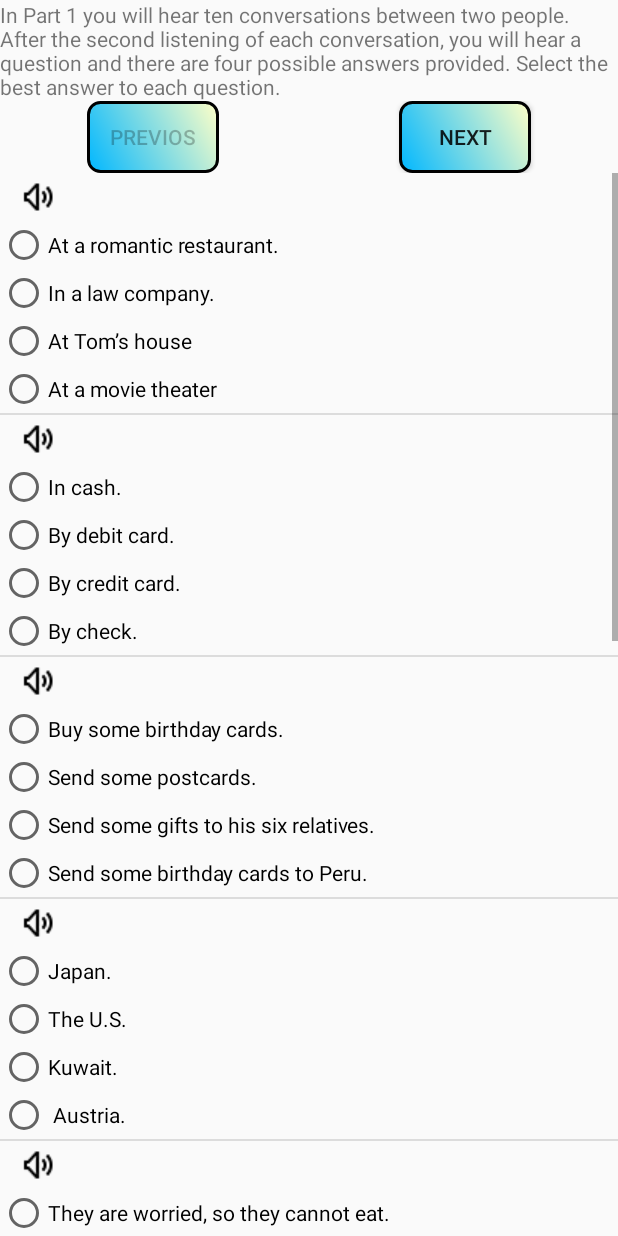
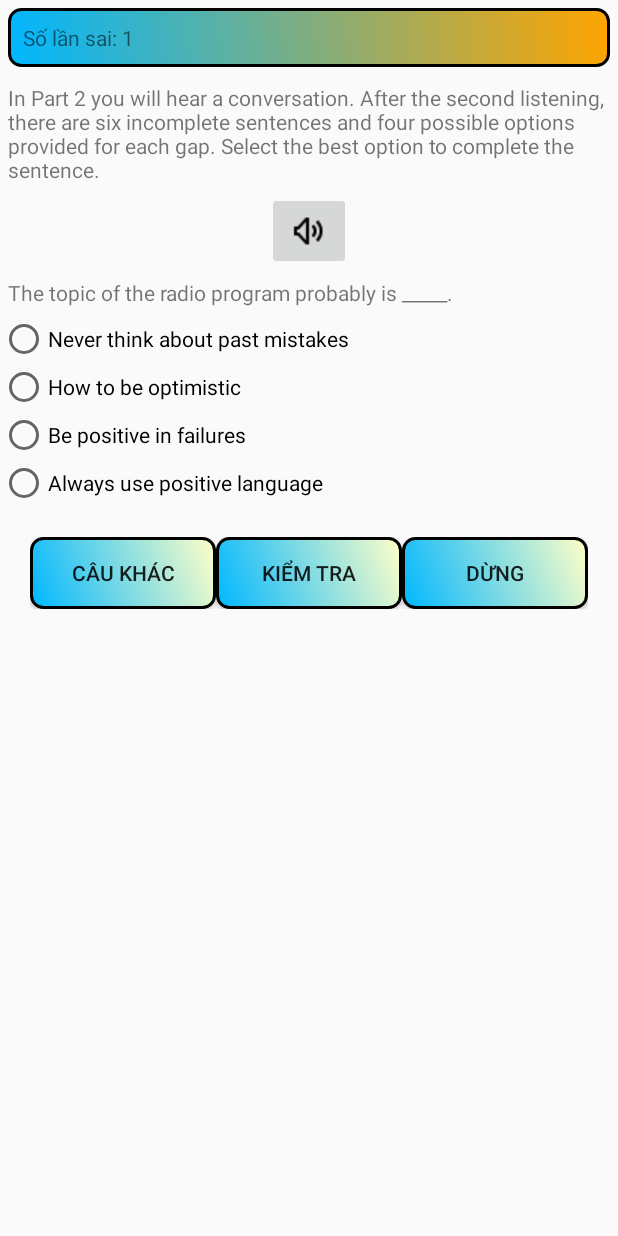
Before and after one commit to hiducnguyen/vnu_ept_test, an Android app: the screen it shows after launch (CacCauHaySai before the commit, CacCauHaySaiActivity after it), after a tap on "CÁC CÂU HAY SAI", on a phone screen of 412 x 824 dp. Run offline under Robolectric (Android 15) with nearby library versions, the phone set to English and light mode, and no system bars.

Commit message:
complete CacCauHaySaiActivity

```diff
--- a/app/src/main/AndroidManifest.xml
+++ b/app/src/main/AndroidManifest.xml
@@ -9,7 +9,7 @@
         android:roundIcon="@mipmap/ic_launcher_round"
         android:supportsRtl="true"
         android:theme="@style/AppTheme">
-        <activity android:name=".CacCauHaySai"></activity>
+        <activity android:name=".CacCauHaySaiActivity"></activity>
         <activity android:name=".ThiThu" />
         <activity android:name=".ThiNhanhActivity" />
         <activity android:name=".OnTheoPhanActivity" />
--- /dev/null
+++ b/app/src/main/java/com/example/onthivnu_ept/CacCauHaySaiActivity.java
@@ -0,0 +1,256 @@
+package com.example.onthivnu_ept;
+
+import android.app.Activity;
+import android.app.AlertDialog;
+import android.content.DialogInterface;
+import android.content.Intent;
+import android.icu.text.IDNA;
+import android.media.MediaPlayer;
+import android.os.Bundle;
+import android.util.Log;
+import android.view.View;
+import android.widget.Button;
+import android.widget.ImageButton;
+import android.widget.ImageView;
+import android.widget.RadioButton;
+import android.widget.RadioGroup;
+import android.widget.ScrollView;
+import android.widget.TextView;
+import android.widget.Toast;
+
+import java.util.ArrayList;
+
+import static android.view.View.GONE;
+
+public class CacCauHaySaiActivity extends Activity {
+
+    private DataBaseHelper dataBaseHelper = new DataBaseHelper(this);
+    private ArrayList<QuestionModel> listFreqFalseQuestions;
+
+    ImageButton imgBtnListen;
+    TextView txtInstruction, txtReadingInfor, txtQuestion, txtFalseCount;
+    ImageView imgInfor;
+    RadioGroup radioGroopAnswer;
+    RadioButton radioBtnA, radioBtnB, radioBtnC, radioBtnD;
+    ScrollView scrollViewReading;
+    Button btnDung, btnCauKhac, btnKiemTra;
+
+    MediaPlayer player;
+
+    int numOfQuestion, count;
+
+    private Intent myIntent;
+
+    @Override
+    protected void onCreate(Bundle savedInstanceState)
+    {
+        super.onCreate(savedInstanceState);
+        listFreqFalseQuestions = dataBaseHelper.findFrequentlyFalseQuestion();
+        if (listFreqFalseQuestions.size() == 0){
+            backToMenu("Bạn chưa làm bài tập nào/chưa trả lời sai câu hỏi nào");
+        }
+        setContentView(R.layout.activity_cac_cau_hay_sai);
+        initView();
+
+        numOfQuestion = listFreqFalseQuestions.size();
+        count = 0;
+
+        displayNewQuestion();
+
+        myIntent = new Intent(this, MainActivity.class);
+        btnDung.setOnClickListener(new View.OnClickListener() {
+            @Override
+            public void onClick(View v) {
+                startActivity(myIntent);
+            }
+        });
+        btnCauKhac.setOnClickListener(new View.OnClickListener() {
+            @Override
+            public void onClick(View v) {
+                if (player != null){
+                    player.release();
+                    player = null;
+                }
+                if (count < numOfQuestion){
+                    displayNewQuestion();
+                }
+                else{
+                    backToMenu("Bạn đã ôn hết tất cả các câu từng trả lời sai.");
+                }
+            }
+        });
+    }
+
+    public String btnIsChecked(){
+        if (radioBtnA.isChecked() == true) return "A";
+        if (radioBtnB.isChecked() == true) return "B";
+        if (radioBtnC.isChecked() == true) return "C";
+        if (radioBtnD.isChecked() == true) return "D";
+        return "";
+    }
+
+    public void displayNewQuestion(){
+        final QuestionModel q = listFreqFalseQuestions.get(count);
+        final InforModel infor = dataBaseHelper.findInforById(q.getIdInfor());
+
+        txtFalseCount.setText("Số lần sai: " + Integer.toString(q.getCountFalse()));
+
+        displayInstruction(q);
+        displayListeningInfor(q, infor);
+        displayReadingInfor(q, infor);
+        displayImageInfor(q, infor);
+
+
+        txtQuestion.setText(q.getQuestion());
+
+        resetRadioChoice();
+
+        radioBtnA.setText(q.getAnswerA());
+        radioBtnB.setText(q.getAnswerB());
+        radioBtnC.setText(q.getAnswerC());
+        radioBtnD.setText(q.getAnswerD());
+
+        btnKiemTra.setOnClickListener(new View.OnClickListener() {
+            @Override
+            public void onClick(View v) {
+                if (btnIsChecked().compareTo("") == 0){
+                    Toast.makeText(CacCauHaySaiActivity.this, "Bạn chưa chọn đáp án!!!", Toast.LENGTH_LONG).show();
+                }
+                else{
+                    String msg = new String();
+                    if (btnIsChecked().compareTo(q.getRightAnswer()) == 0){
+                        msg = "Bạn đã trả lời đúng";
+                    }
+                    else{
+                        msg = "Trả lời sai!!! Đáp án đúng là: " + q.getRightAnswer();
+                        dataBaseHelper.increaseCountFalse(q);
+                    }
+
+                    AlertDialog.Builder myBuilder = new AlertDialog.Builder(CacCauHaySaiActivity.this);
+
+                    myBuilder.setMessage(msg)
+                            .setPositiveButton("Close", null)
+                            .show();
+                }
+            }
+        });
+
+        count++;
+    }
+
+    public void displayInstruction(QuestionModel questionModel){
+        String instruction = new String();
+        if (questionModel.getType().compareTo("Reading") == 0) {
+            instruction = "Read the passage carefully";
+        }
+        else {
+            switch (questionModel.getPart()){
+                case 1:
+                    instruction = getString(R.string.in_part_1_you_will_hear_ten_conversations_between_two_people_after_the_second_listening_of_each_conversation_you_will_hear_a_question_and_there_are_four_possible_answers_provided_select_the_best_answer_to_each_question);
+                    break;
+                case 2:
+                    instruction = getString(R.string.in_part_2_you_will_hear_a_conversation_after_the_second_listening_there_are_six_incomplete_sentences_and_four_possible_options_provided_for_each_gap_select_the_best_option_to_complete_the_sentence);
+                    break;
+                case 3:
+                    instruction = getString(R.string.in_part_3_you_will_hear_a_talk_after_the_second_listening_there_are_eight_questions_select_the_best_answer_to_each_question);
+                    break;
+                case 4:
+                    instruction = getString(R.string.in_part_4_you_will_hear_part_of_a_lecture_after_the_second_listening_there_is_a_summary_of_the_lecture_with_eight_gaps_select_the_best_option_for_each_gap_to_complete_the_summary);
+                    break;
+            }
+        }
+        txtInstruction.setText(instruction);
+    }
+
+    public void displayListeningInfor(QuestionModel questionModel, final InforModel inforModel){
+       if (questionModel.getType().compareTo("Reading") == 0){
+            imgBtnListen.setVisibility(View.GONE);
+        }
+        else{
+            imgBtnListen.setVisibility(View.VISIBLE);
+            imgBtnListen.setOnClickListener(new View.OnClickListener() {
+                @Override
+                public void onClick(View v) {
+                    if (player != null){
+                        player.release();
+                        player = null;
+                    }
+                    player = MediaPlayer.create(CacCauHaySaiActivity.this, inforModel.getListeningInfor());
+                    player.start();
+                }
+            });
+        }
+    }
+
+    public void displayReadingInfor(QuestionModel questionModel, InforModel inforModel){
+        if (questionModel.getType().compareTo("Listening") == 0 && questionModel.getPart() != 4){
+            scrollViewReading.setVisibility(View.GONE);
+            txtReadingInfor.setVisibility(View.GONE);
+        }
+        else
+        {
+            scrollViewReading.setVisibility(View.VISIBLE);
+            txtReadingInfor.setVisibility(View.VISIBLE);
+            txtReadingInfor.setText(inforModel.getReadingInfor());
+        }
+    }
+
+    public void displayImageInfor(QuestionModel questionModel, InforModel inforModel){
+        if (questionModel.getType().compareTo("Reading") == 0 && questionModel.getPart() == 4){
+            imgInfor.setVisibility(View.VISIBLE);
+            imgInfor.setImageResource(inforModel.getImgInfor());
+        }
+        else{
+            imgInfor.setVisibility(View.GONE);
+        }
+    }
+
+    public void resetRadioChoice(){
+        radioBtnA.setChecked(false);
+        radioBtnB.setChecked(false);
+        radioBtnC.setChecked(false);
+        radioBtnD.setChecked(false);
+    }
+
+    public void backToMenu(String msg){
+        AlertDialog.Builder myBuilder = new AlertDialog.Builder(this);
+
+        myIntent = new Intent(this,MainActivity.class);
+
+        myBuilder.setMessage(msg)
+                .setPositiveButton("Back to Menu", new DialogInterface.OnClickListener() {
+                    @Override
+                    public void onClick(DialogInterface dialog, int which) {
+                        startActivity(myIntent);
+                    }
+                })
+                .show();
+    }
+
+    private void initView(){
+        imgBtnListen = (ImageButton) findViewById(R.id.imgBtnListen);
+        txtInstruction = (TextView) findViewById(R.id.txtInstruction);
+        imgInfor = (ImageView) findViewById(R.id.imgInfor);
+        txtReadingInfor = (TextView) findViewById(R.id.txtReadingInfor);
+        txtQuestion = (TextView) findViewById(R.id.txtQuestion);
+        txtFalseCount = (TextView) findViewById(R.id.txtFalseCount);
+        radioGroopAnswer = (RadioGroup) findViewById(R.id.radioGroupAnswer);
+        radioBtnA = (RadioButton) findViewById(R.id.radioBtnA);
+        radioBtnB = (RadioButton) findViewById(R.id.radioBtnB);
+        radioBtnC = (RadioButton) findViewById(R.id.radioBtnC);
+        radioBtnD = (RadioButton) findViewById(R.id.radioBtnD);
+        scrollViewReading = (ScrollView) findViewById(R.id.scrollViewReading);
+        btnDung = (Button) findViewById(R.id.btnDung);
+        btnCauKhac = (Button) findViewById(R.id.btnCauKhac);
+        btnKiemTra = (Button) findViewById(R.id.btnKiemTra);
+    }
+
+    @Override
+    protected void onPause() {
+        super.onPause();
+        if (player != null){
+            player.stop();
+            player = null;
+        }
+    }
+}
--- a/app/src/main/java/com/example/onthivnu_ept/DataBaseHelper.java
+++ b/app/src/main/java/com/example/onthivnu_ept/DataBaseHelper.java
@@ -39,7 +39,7 @@ public class DataBaseHelper extends SQLiteOpenHelper {
         try { //if database is not exists
             String createTableQuestion = "CREATE TABLE " + TABLE_QUESTION + " ("
                     + COLUMN_ID + " INTEGER NOT NULL PRIMARY KEY, "
-                    + COLUMN_COUNT_FALSE + " INTEGER DEFAULT 0, "
+                    + COLUMN_COUNT_FALSE + " INTEGER DEFAULT 1, "
                     + COLUMN_QUESTION + " TEXT, "
                     + COLUMN_ANSWER_A + " TEXT, "
                     + COLUMN_ANSWER_B + " TEXT, "
--- a/app/src/main/java/com/example/onthivnu_ept/MainActivity.java
+++ b/app/src/main/java/com/example/onthivnu_ept/MainActivity.java
@@ -7,14 +7,8 @@ import android.database.Cursor;
 import android.database.SQLException;
 import android.database.sqlite.SQLiteDatabase;
 import android.os.Bundle;
-import android.util.Log;
 import android.view.View;
 import android.widget.Button;
-import android.widget.Toast;
-
-import java.io.Console;
-import java.util.ArrayList;
-import java.util.List;
 
 public class MainActivity extends Activity implements View.OnClickListener
 {
@@ -103,7 +97,7 @@ public class MainActivity extends Activity implements View.OnClickListener
                 startActivities(new Intent[]{myIntent});
                 break;
             case R.id.btnCacCauHaySai:
-                myIntent = new Intent(this, CacCauHaySai.class);
+                myIntent = new Intent(this, CacCauHaySaiActivity.class);
                 startActivities(new Intent[]{myIntent});
         }
     }
--- /dev/null
+++ b/app/src/main/res/layout/activity_cac_cau_hay_sai.xml
@@ -0,0 +1,111 @@
+<?xml version="1.0" encoding="utf-8"?>
+<LinearLayout
+    xmlns:android="http://schemas.android.com/apk/res/android" android:layout_width="match_parent"
+    android:layout_height="match_parent"
+    android:orientation="vertical">
+    <TextView
+        android:layout_margin="5dp"
+        android:id="@+id/txtFalseCount"
+        android:layout_width="match_parent"
+        android:layout_height="wrap_content"
+        android:layout_gravity="center"
+        android:background="@drawable/custom_textview">
+    </TextView>
+    <TextView
+        android:id="@+id/txtInstruction"
+        android:layout_width="match_parent"
+        android:layout_height="wrap_content"
+        android:layout_margin="5dp">
+    </TextView>
+    <ImageButton
+        android:id="@+id/imgBtnListen"
+        android:layout_width="wrap_content"
+        android:layout_height="wrap_content"
+        android:src="@drawable/listen_icon1"
+        android:layout_gravity="center">
+    </ImageButton>
+    <LinearLayout
+        android:layout_width="match_parent"
+        android:layout_height="wrap_content"
+        android:orientation="horizontal">
+        <ImageView
+            android:id="@+id/imgInfor"
+            android:layout_width="100dp"
+            android:layout_height="100dp">
+        </ImageView>
+        <ScrollView
+            android:id="@+id/scrollViewReading"
+            android:layout_width="match_parent"
+            android:layout_height="300dp"
+            android:layout_margin="5dp"
+            android:visibility="gone">
+            <TextView
+                android:id="@+id/txtReadingInfor"
+                android:layout_width="match_parent"
+                android:layout_height="wrap_content"
+                android:background="@drawable/custom_textview">
+            </TextView>
+        </ScrollView>
+    </LinearLayout>
+    <TextView
+        android:id="@+id/txtQuestion"
+        android:layout_width="match_parent"
+        android:layout_height="wrap_content"
+        android:layout_margin="5dp">
+    </TextView>
+    <RadioGroup
+        android:id="@+id/radioGroupAnswer"
+        android:layout_width="match_parent"
+        android:layout_height="wrap_content">
+        <RadioButton
+            android:id="@+id/radioBtnA"
+            android:layout_width="match_parent"
+            android:layout_height="wrap_content">
+        </RadioButton>
+        <RadioButton
+            android:id="@+id/radioBtnB"
+            android:layout_width="match_parent"
+            android:layout_height="wrap_content">
+        </RadioButton>
+        <RadioButton
+            android:id="@+id/radioBtnC"
+            android:layout_width="match_parent"
+            android:layout_height="wrap_content">
+        </RadioButton>
+        <RadioButton
+            android:id="@+id/radioBtnD"
+            android:layout_width="match_parent"
+            android:layout_height="wrap_content">
+        </RadioButton>
+    </RadioGroup>
+    <LinearLayout
+        android:layout_margin="20dp"
+        android:layout_width="match_parent"
+        android:layout_height="wrap_content"
+        android:orientation="horizontal">
+        <Button
+            android:id="@+id/btnCauKhac"
+            android:layout_width="wrap_content"
+            android:layout_height="wrap_content"
+            android:text="@string/cau_khac"
+            android:background="@drawable/custom_button1"
+            android:layout_weight="1">
+        </Button>
+        <Button
+            android:id="@+id/btnKiemTra"
+            android:layout_width="wrap_content"
+            android:layout_height="wrap_content"
+            android:text="@string/kiem_tra"
+            android:background="@drawable/custom_button1"
+            android:layout_weight="1">
+        </Button>
+        <Button
+            android:id="@+id/btnDung"
+            android:layout_width="wrap_content"
+            android:layout_height="wrap_content"
+            android:text="@string/dung"
+            android:background="@drawable/custom_button1"
+            android:layout_weight="1">
+        </Button>
+    </LinearLayout>
+</LinearLayout>
--- a/app/src/main/res/values/strings.xml
+++ b/app/src/main/res/values/strings.xml
@@ -113,4 +113,8 @@
     <string name="part_8">Part 8:</string>
     <string name="xong">Xong</string>
     <string name="cau_hay_sai">Các câu hay sai</string>
+    <string name="kiem_tra">Kiểm tra</string>
+    <string name="tiep_tuc">Tiếp tục</string>
+    <string name="dung">Dừng</string>
+    <string name="cau_khac">Câu khác</string>
 </resources>
```
Also changed, not shown: app/src/main/java/com/example/onthivnu_ept/CacCauHaySai.java (deleted, +0 -347 lines).
